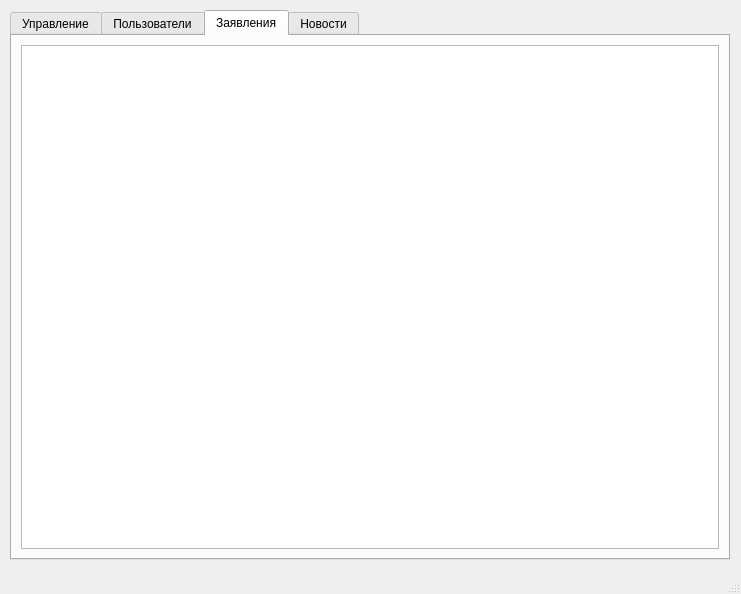
This is adminwindow.ui in MidNightCodder47/Dormitory_Kurs as Qt 5 draws it before an edit. The edited form follows.
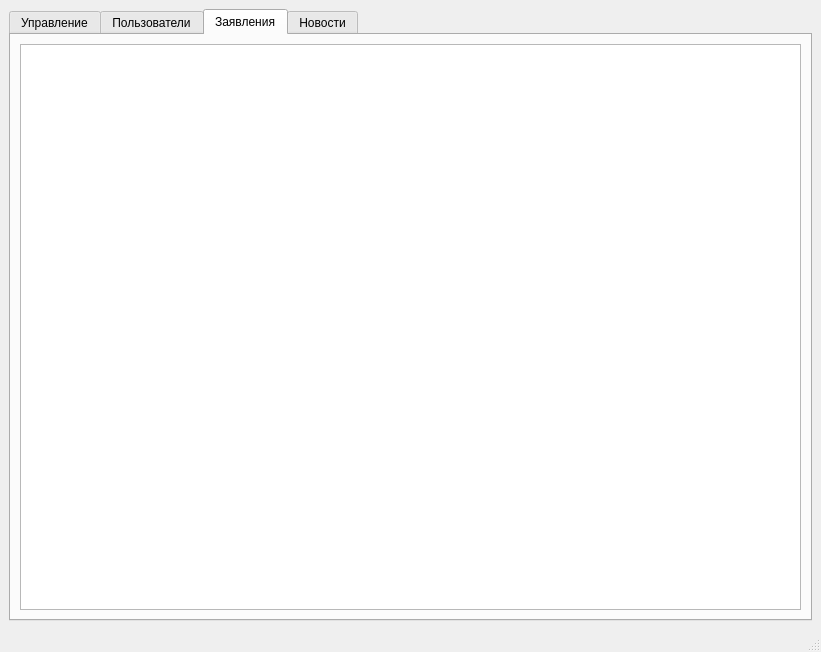
This is the edited form. The open tabs and pages were chosen to show the change.

```diff
--- a/adminwindow.ui
+++ b/adminwindow.ui
@@ -6,25 +6,19 @@
    <rect>
     <x>0</x>
     <y>0</y>
-    <width>741</width>
-    <height>594</height>
+    <width>821</width>
+    <height>652</height>
    </rect>
   </property>
   <property name="windowTitle">
    <string>MainWindow</string>
   </property>
   <widget class="QWidget" name="centralwidget">
+   <layout class="QGridLayout" name="gridLayout">
+    <item row="0" column="0">
    <widget class="QTabWidget" name="tabWidget">
-    <property name="geometry">
-     <rect>
-      <x>10</x>
-      <y>10</y>
-      <width>720</width>
-      <height>550</height>
-     </rect>
-    </property>
     <property name="sizePolicy">
-     <sizepolicy hsizetype="Minimum" vsizetype="Expanding">
+       <sizepolicy hsizetype="Expanding" vsizetype="Expanding">
       <horstretch>0</horstretch>
       <verstretch>0</verstretch>
      </sizepolicy>
@@ -131,7 +125,7 @@
       <item>
        <widget class="QListWidget" name="appList">
         <property name="sizePolicy">
-         <sizepolicy hsizetype="Preferred" vsizetype="Expanding">
+           <sizepolicy hsizetype="Expanding" vsizetype="Expanding">
           <horstretch>0</horstretch>
           <verstretch>0</verstretch>
          </sizepolicy>
@@ -151,6 +145,8 @@
      </layout>
     </widget>
    </widget>
+    </item>
+   </layout>
   </widget>
   <widget class="QStatusBar" name="statusbar"/>
  </widget>
```
Lines whose indentation alone changed are shown as unchanged.
